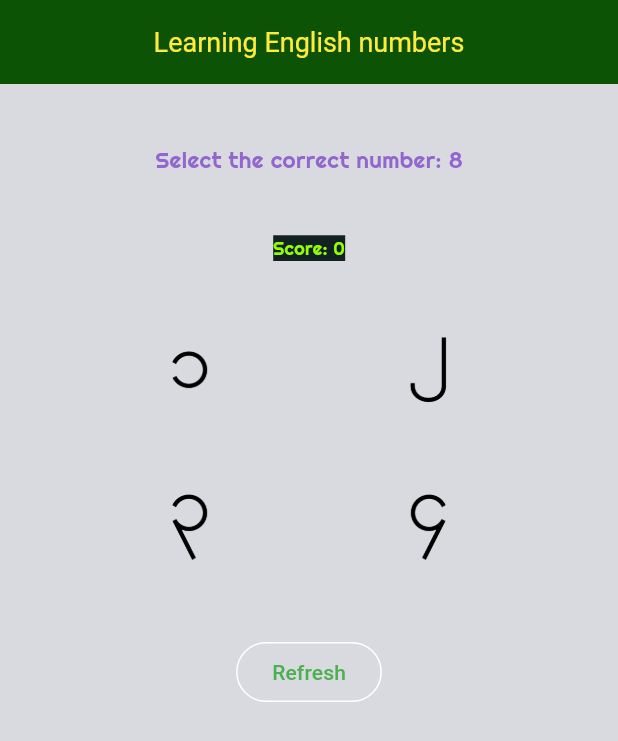
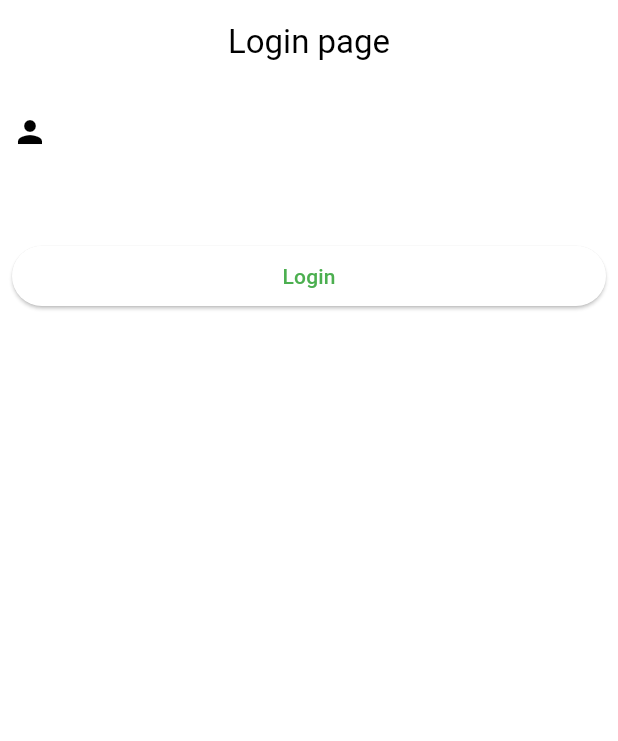
Before and after one commit to sanlinnhtun/Learning-numbers, a Flutter app: the screen it shows after launch, on a phone screen of 412 x 824 dp. Shown: the top 741 px of the screen. Run offline on Flutter 3.47's test engine with Material 2 defaults, Android fonts, the phone set to English and light mode, and no system bars; Roboto replaces fonts that are missing (RussoOne).

Commit message:
add login form

```diff
--- /dev/null
+++ b/lib/login.dart
@@ -0,0 +1,75 @@
+import 'package:flutter/material.dart';
+
+class LoginPage extends StatefulWidget {
+  const LoginPage({super.key});
+
+  @override
+  State<LoginPage> createState() => _LoginPageState();
+}
+
+class _LoginPageState extends State<LoginPage> {
+  String username="";
+  TextEditingController userCtrl= TextEditingController();
+  TextEditingController passctrl= TextEditingController();
+  @override
+  Widget build(BuildContext context) {
+    return  Scaffold(
+      appBar: AppBar(
+        title: const Center(
+          child: Text("Login page"),
+        )
+      ),
+      body: Center(
+        child: Padding(
+          padding: const EdgeInsets.all(8.0),
+          child: Column(
+            children: [
+              TextField(
+                controller: userCtrl,
+                keyboardType: TextInputType.number,
+                decoration: InputDecoration(
+                  icon: Icon(Icons.person)
+                ),
+                // onChanged:(value) {
+                //   setState(() {
+                //     username=value;
+                //   });
+                // },
+                onSubmitted:(value) {
+                  setState(() {
+                    debugPrint(username);
+                    username=value;
+                  });
+                },
+              ),
+
+                TextField(
+                controller: userCtrl,
+                keyboardType: TextInputType.number,
+
+                // onChanged:(value) {
+                //   setState(() {
+                //     username=value;
+                //   });
+                // },
+                onSubmitted:(value) {
+                  setState(() {
+                    debugPrint(username);
+                    username=value;
+                  });
+                },
+              ),
+              SizedBox(
+                width: 400,
+                child: ElevatedButton(onPressed: (){
+                  debugPrint(userCtrl.text);
+                  userCtrl.clear();
+                }, child:const Text("Login")),
+              )
+            ],
+          ),
+        ),
+      ),
+    );
+  }
+}
--- a/lib/main.dart
+++ b/lib/main.dart
@@ -1,12 +1,14 @@
 import 'package:flutter/material.dart';
 import 'dart:math';
+
+import 'package:learn_numbers/login.dart';
 
 void main() {
   runApp(const MyApp());
 }
 
 class MyApp extends StatelessWidget {
-  const MyApp({Key? key});
+  const MyApp({super.key});
 
   @override
   Widget build(BuildContext context) {
@@ -19,16 +21,18 @@ class MyApp extends StatelessWidget {
         ),
         useMaterial3: true,
       ),
-      home: const MyHomePage(),
+      home: const LoginPage(),
     );
   }
 }
 
 class MyHomePage extends StatefulWidget {
-  const MyHomePage({Key? key});
+  const MyHomePage({
+    super.key,
+  });
 
   @override
-  _MyHomePageState createState() => _MyHomePageState();
+  State<MyHomePage> createState() => _MyHomePageState();
 }
 
 class _MyHomePageState extends State<MyHomePage> {
@@ -36,33 +40,21 @@ class _MyHomePageState extends State<MyHomePage> {
   int targetNumber = Random().nextInt(9) + 1;
   int score = 0;
   SnackBar? snackBar;
-  Color snackBarcolor=Colors.red;
-  String myAns="";
+  Color snackBarcolor = Colors.red;
+  String myAns = "";
 
   void shuffleNumbers() {
     numbers.shuffle();
     setState(() {
-      targetNumber = numbers[Random().nextInt(numbers.length)];
+      targetNumber = numbers[Random().nextInt(3)];
     });
   }
 
-
-//   void shuffleNumbers() {
-//   numbers.shuffle();
-//   int randomIndex = Random().nextInt(numbers.length);
-//   int newTargetNumber = numbers[randomIndex];
-//   setState(() {
-//     targetNumber = newTargetNumber;
-//   });
-// }
-
-  // void shuffleNumbers() {
-  //   numbers.shuffle();
-  //   targetNumber = numbers[0]; // Set the first number in the shuffled list as the targetNumber
-  //   setState(() {});
-  // }
-
-
+  @override
+  void initState() {
+    super.initState();
+    shuffleNumbers();
+  }
 
   void checkAnswer(int selectedNumber) {
     if (selectedNumber == targetNumber) {
@@ -72,21 +64,23 @@ class _MyHomePageState extends State<MyHomePage> {
           score = 10;
         }
       });
-      snackBarcolor= Colors.green;
-       myAns= "Correct the answer!";
-    }else if(score==100){
-      snackBarcolor=Colors.deepPurple;
-      myAns="You win! Let's go to the next step";
-    }else if(selectedNumber != targetNumber){
-      snackBarcolor= Colors.red;
-       myAns= "Try again!";
+      snackBarcolor = Colors.green;
+      myAns = "Correct the answer!";
+    } else if (score == 100) {
+      snackBarcolor = Colors.deepPurple;
+      myAns = "You win! Let's go to the next step";
+    } else if (selectedNumber != targetNumber) {
+      snackBarcolor = Colors.red;
+      myAns = "Try again!";
     }
-     snackBar= SnackBar(content: Text(myAns),
-     duration:const Duration(seconds: 1),
+    snackBar = SnackBar(
+      content: Text(myAns),
+      duration: const Duration(seconds: 1),
       backgroundColor: snackBarcolor,
     );
     ScaffoldMessenger.of(context).showSnackBar(snackBar!);
   }
+
 // if(score==110){
 //       snackBarcolor=Colors.deepPurple;
 //       myAns="You win! Let's go to the next step";
@@ -97,8 +91,9 @@ class _MyHomePageState extends State<MyHomePage> {
       appBar: AppBar(
         title: const Center(
           child: Text(
-            "Learning English numbers",
-            style: TextStyle(color: Colors.yellow,
+            "Learn Myanmar numbers",
+            style: TextStyle(
+              color: Colors.yellow,
               fontFamily: 'RussoOne',
               fontSize: 18,
             ),
@@ -110,16 +105,21 @@ class _MyHomePageState extends State<MyHomePage> {
         child: Column(
           children: [
             const SizedBox(height: 40),
-            Text("Select the correct number: $targetNumber",
-            style:const TextStyle(fontFamily: 'Righteous', fontSize: 15, color: Color.fromARGB(255, 145, 103, 207)),),
+            Text(
+              "Select the correct number: $targetNumber",
+              style: const TextStyle(
+                  fontFamily: 'Righteous',
+                  fontSize: 15,
+                  color: Color.fromARGB(255, 145, 103, 207)),
+            ),
             const SizedBox(height: 40),
-            Text("Score: $score", style:
-            const TextStyle(backgroundColor: Color.fromARGB(255, 18, 34, 35),
+            Text("Score: $score",
+                style: const TextStyle(
+                  backgroundColor: Color.fromARGB(255, 18, 34, 35),
                   fontFamily: 'Righteous',
                   fontSize: 12,
                   color: Color.fromARGB(255, 147, 255, 7),
-            )
-            ),
+                )),
             const SizedBox(height: 40),
             Row(
               mainAxisAlignment: MainAxisAlignment.spaceEvenly,
@@ -129,22 +129,12 @@ class _MyHomePageState extends State<MyHomePage> {
                     borderRadius: BorderRadius.circular(10),
                   ),
                   highlightColor:
-                      Color.fromARGB(255, 248, 242, 54).withOpacity(0.5),
+                      const Color.fromARGB(255, 248, 242, 54).withOpacity(0.5),
                   splashColor:
-                      Color.fromARGB(255, 37, 225, 235).withOpacity(0.8),
+                      const Color.fromARGB(255, 37, 225, 235).withOpacity(0.8),
                   onTap: () {
                     checkAnswer(numbers[0]);
                     shuffleNumbers();
-                    // if(numbers[0]==targetNumber){
-                    //   snackBarcolor= Colors.green;
-                    // }else{
-                    //   snackBarcolor= Colors.red;
-                    // }
-                    // snackBar= SnackBar(content: Text("correct the ans"),
-                    // duration: Duration(seconds: 1),
-                    // backgroundColor: snackBarcolor,
-                    // );
-                    // ScaffoldMessenger.of(context).showSnackBar(snackBar!);
                   },
                   child: Image.asset(
                     "images/${numbers[0]}.png",
@@ -157,9 +147,9 @@ class _MyHomePageState extends State<MyHomePage> {
                     borderRadius: BorderRadius.circular(10),
                   ),
                   highlightColor:
-                      Color.fromARGB(255, 248, 242, 54).withOpacity(0.5),
+                      const Color.fromARGB(255, 248, 242, 54).withOpacity(0.5),
                   splashColor:
-                      Color.fromARGB(255, 37, 225, 235).withOpacity(0.8),
+                      const Color.fromARGB(255, 37, 225, 235).withOpacity(0.8),
                   onTap: () {
                     checkAnswer(numbers[1]);
                     shuffleNumbers();
@@ -181,9 +171,9 @@ class _MyHomePageState extends State<MyHomePage> {
                     borderRadius: BorderRadius.circular(10),
                   ),
                   highlightColor:
-                      Color.fromARGB(255, 248, 242, 54).withOpacity(0.5),
+                      const Color.fromARGB(255, 248, 242, 54).withOpacity(0.5),
                   splashColor:
-                      Color.fromARGB(255, 37, 225, 235).withOpacity(0.8),
+                      const Color.fromARGB(255, 37, 225, 235).withOpacity(0.8),
                   onTap: () {
                     checkAnswer(numbers[2]);
                     shuffleNumbers();
@@ -199,9 +189,9 @@ class _MyHomePageState extends State<MyHomePage> {
                     borderRadius: BorderRadius.circular(10),
                   ),
                   highlightColor:
-                      Color.fromARGB(255, 248, 242, 54).withOpacity(0.5),
+                      const Color.fromARGB(255, 248, 242, 54).withOpacity(0.5),
                   splashColor:
-                      Color.fromARGB(255, 37, 225, 235).withOpacity(0.8),
+                      const Color.fromARGB(255, 37, 225, 235).withOpacity(0.8),
                   onTap: () {
                     checkAnswer(numbers[3]);
                     shuffleNumbers();
@@ -227,7 +217,7 @@ class _MyHomePageState extends State<MyHomePage> {
           ],
         ),
       ),
-      backgroundColor: Color.fromARGB(255, 217, 218, 224),
+      backgroundColor: const Color.fromARGB(255, 217, 218, 224),
     );
   }
 }
```
Lines whose indentation alone changed are shown as unchanged.
